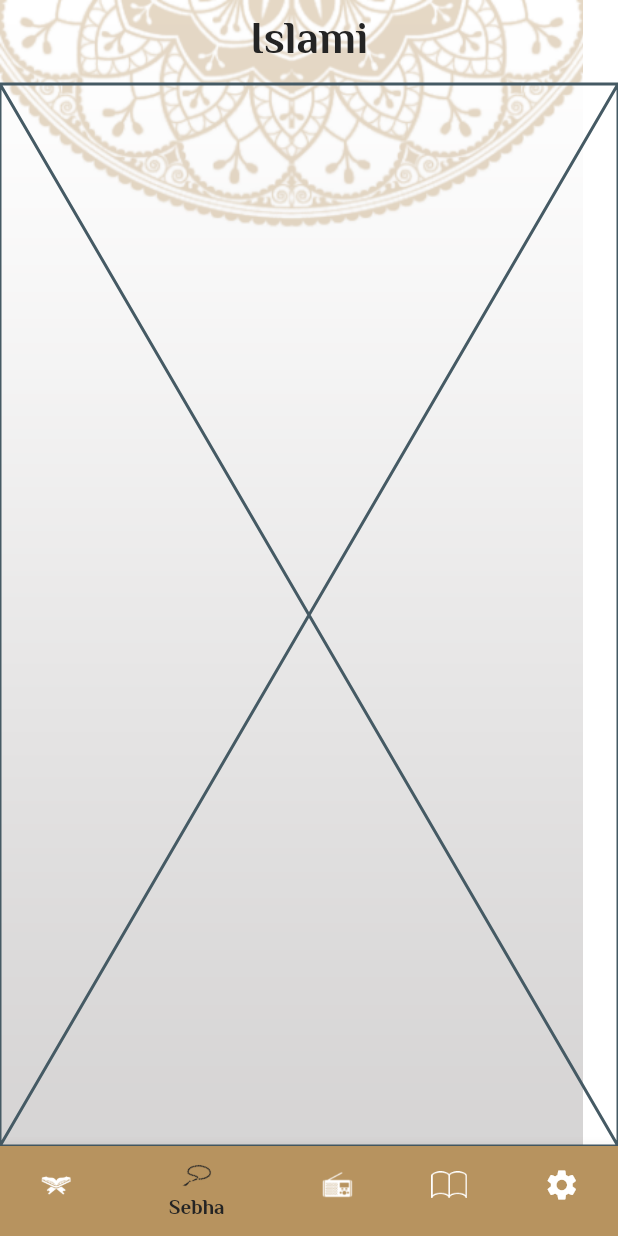
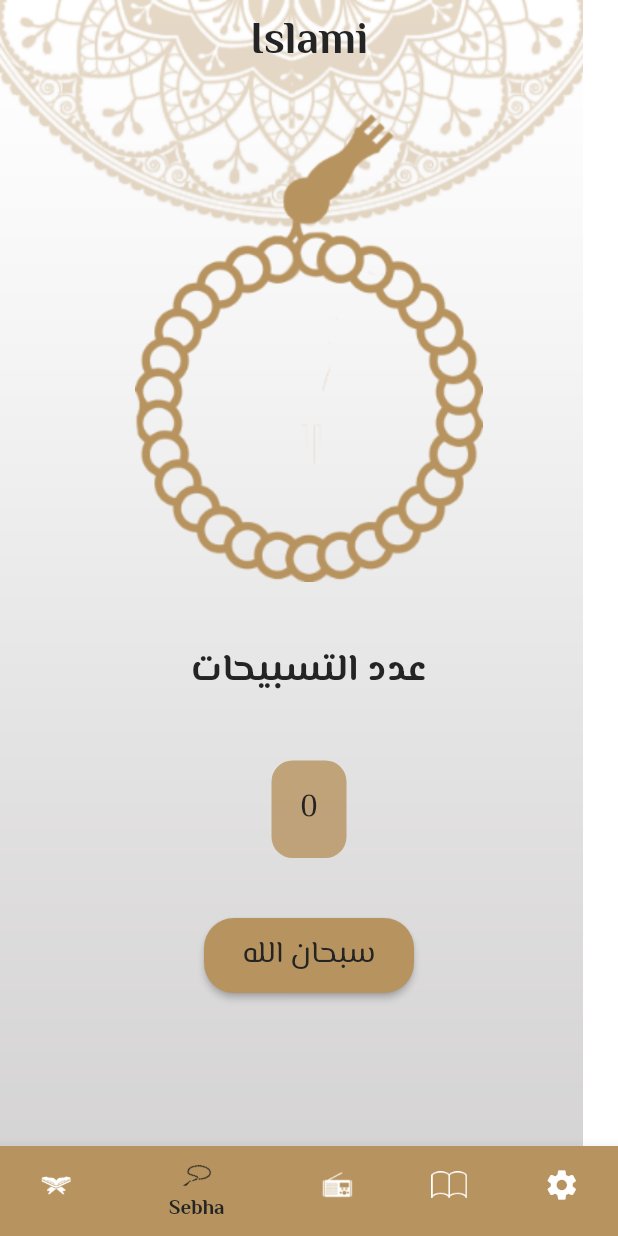
Before and after one commit to Abd2lhakam19/islami_app, a Flutter app: the screen it shows after launch, item 2 of the bottom bar chosen, on a phone screen of 412 x 824 dp. Run offline on Flutter 3.47's test engine with Material 2 defaults, Android fonts, the phone set to English and light mode, and no system bars; our stand-ins replace google_fonts.

Commit message:
Finished sebha Tap

```diff
--- a/lib/tabs/sebhaTab.dart
+++ b/lib/tabs/sebhaTab.dart
@@ -1,10 +1,82 @@
 import 'package:flutter/material.dart';
+import 'package:islami_app/myThemeData.dart';
 
-class SebhaTab extends StatelessWidget {
-  const SebhaTab({super.key});
+class SebhaTab extends StatefulWidget {
+  @override
+  State<SebhaTab> createState() => _SebhaTabState();
+}
+
+class _SebhaTabState extends State<SebhaTab> {
+  int counter = 0;
+  int index = 0;
+  List<String> azkar = [
+    'سبحان الله',
+    'الحمد لله ',
+    'لا اله الا الله',
+    'الله اكبر '
+  ];
 
   @override
   Widget build(BuildContext context) {
-    return const Placeholder();
+    return Padding(
+      padding: const EdgeInsets.only(top: 20.0),
+      child: Center(
+        child: Column(
+          children: [
+            Image.asset("assets/images/sebhabody.png"),
+            SizedBox(
+              height: 40,
+            ),
+            Text(
+              "عدد التسبيحات",
+              style: Theme.of(context)
+                  .textTheme
+                  .bodyMedium!
+                  .copyWith(color: MyThemeData.blackColor),
+            ),
+            SizedBox(
+              height: 40,
+            ),
+            Container(
+              height: 65,
+              width: 50,
+              decoration: BoxDecoration(
+                  color: MyThemeData.primaryColor.withOpacity(0.8),
+                  borderRadius: BorderRadius.circular(14)),
+              child: Center(
+                  child: Text(
+                "$counter",
+                style: Theme.of(context).textTheme.bodySmall,
+              )),
+            ),
+            SizedBox(
+              height: 40,
+            ),
+            ElevatedButton(
+                style: ElevatedButton.styleFrom(
+                    fixedSize: Size(140, 50),
+                    shape: RoundedRectangleBorder(
+                        borderRadius: BorderRadius.circular(20)),
+                    backgroundColor: MyThemeData.primaryColor),
+                onPressed: () {
+                  counter++;
+                  if (counter > 33) {
+                    index++;
+                    counter = 0;
+                    if(index==azkar.length-1)
+                      {
+                        index = 0;
+                      }
+                  }
+                  setState(() {});
+                },
+                child: Text(
+                  "${azkar[index]}",
+                  style: Theme.of(context).textTheme.bodySmall,
+                ))
+          ],
+        ),
+      ),
+    );
   }
 }
```
Also changed, not shown: assets/images/2.0x/sebhabody@2x.png (added), assets/images/3.0x/sebhabody@3x.png (added), assets/images/sebhabody.png (added).
